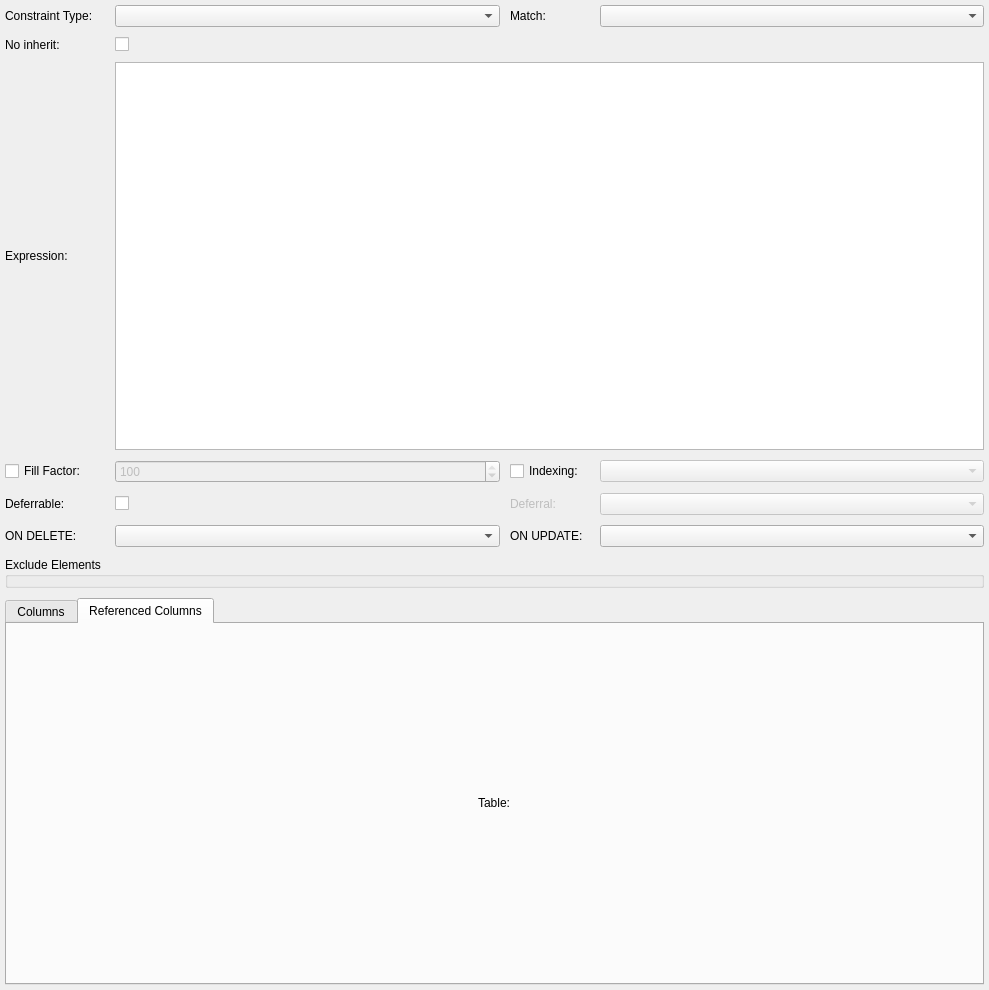
First picture: the form in libs/libgui/ui/dbobjects/constraintwidget.ui, repository pgmodeler/pgmodeler, before the edit.
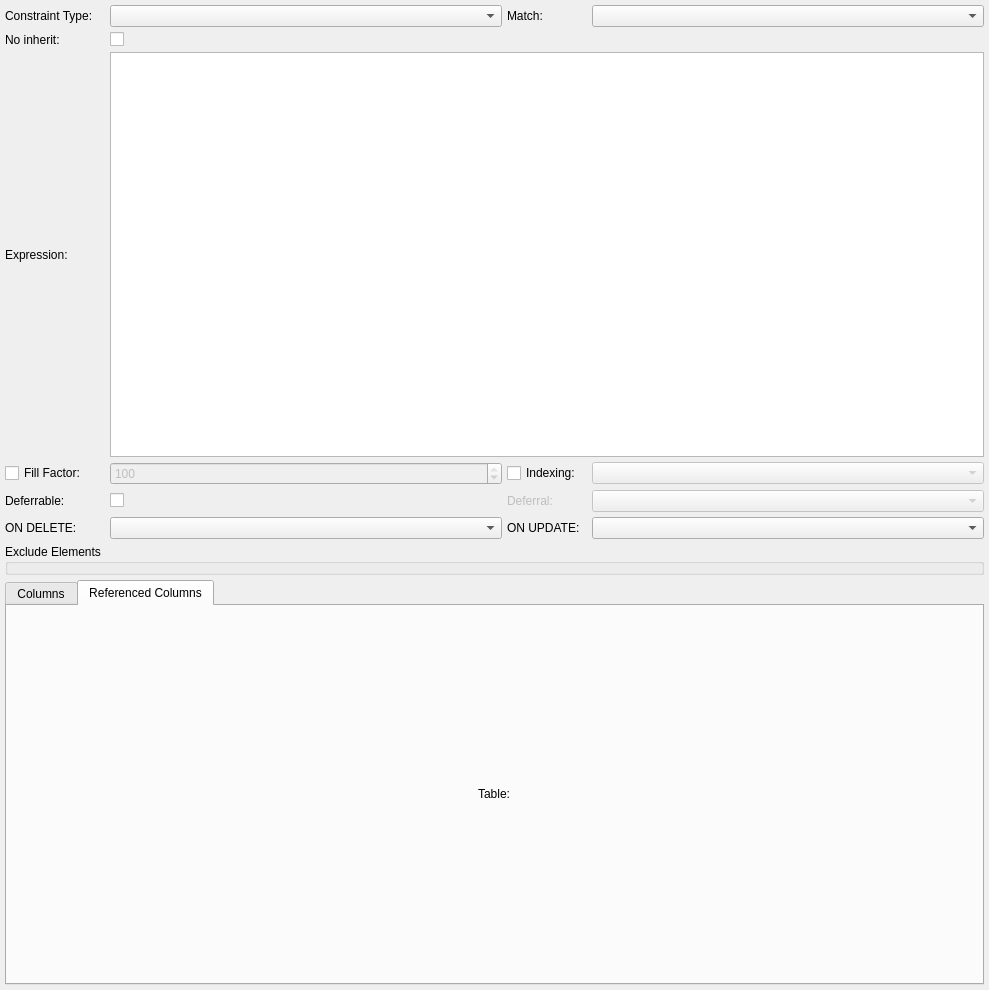
Second picture: the form after the edit. The open tabs and pages were chosen to show the change.

Commit message: Adjusted the layout spacing/margins in ui/dbobjects/*

What changed in the file:
```diff
--- a/libs/libgui/ui/dbobjects/constraintwidget.ui
+++ b/libs/libgui/ui/dbobjects/constraintwidget.ui
@@ -30,7 +30,7 @@
     <number>5</number>
    </property>
    <property name="spacing">
-    <number>10</number>
+    <number>5</number>
    </property>
    <item row="1" column="2">
     <widget class="QLabel" name="match_lbl">
@@ -406,6 +406,9 @@
        <property name="bottomMargin">
         <number>5</number>
        </property>
+       <property name="spacing">
+        <number>5</number>
+       </property>
        <item row="0" column="0">
         <widget class="QLabel" name="ref_table_lbl">
          <property name="sizePolicy">
```
The commit also changes 53 other files.
